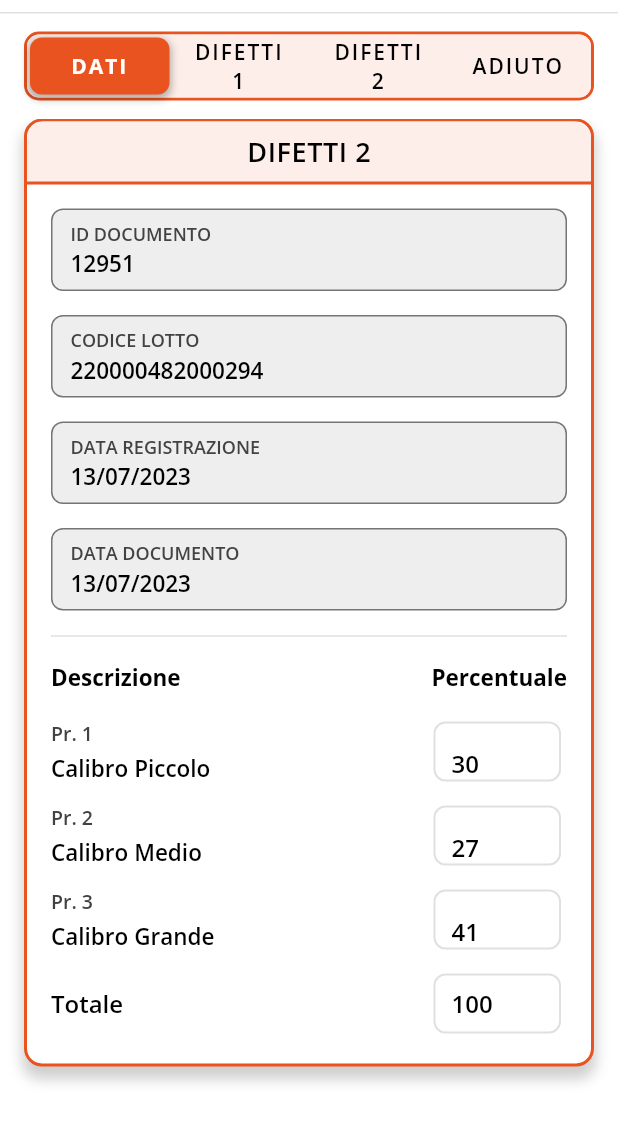
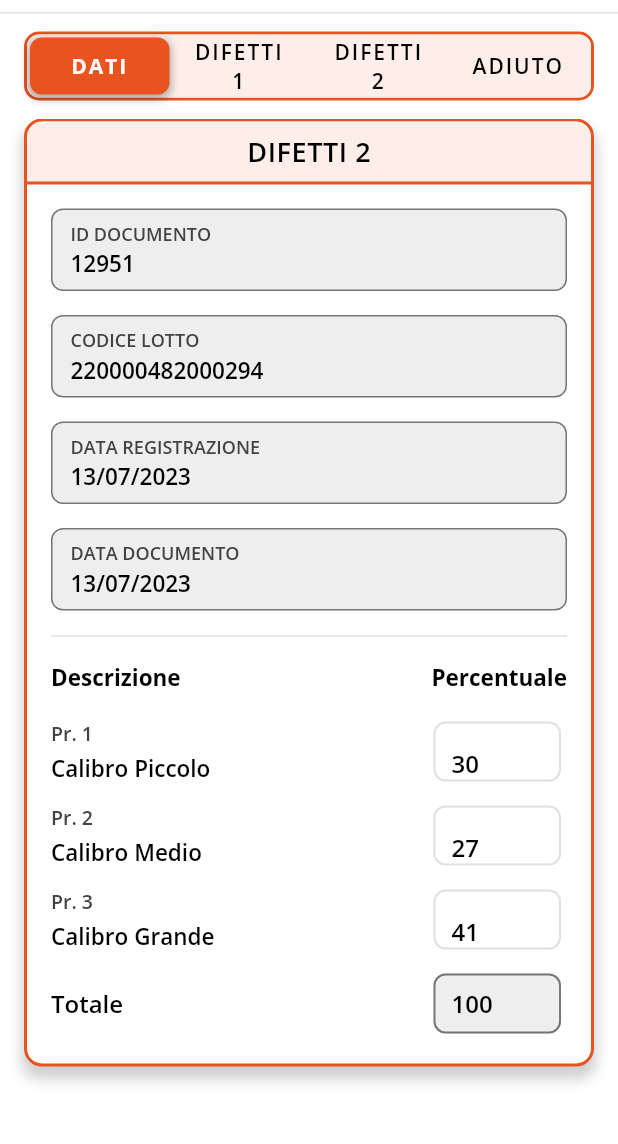
Before and after one commit to ilCatta/qualita, a Flutter app: the InformazioniLottoPage screen opened by its route, swiped to page 3, on a phone screen of 412 x 824 dp, the part 54-1198 px from its top. Run offline on Flutter 3.47's test engine with Material 2 defaults, Android fonts, the phone set to English and light mode, and no system bars; drawn by our look-alikes of auto_size_text, custom_sliding_segmented_control; our stand-ins replace adaptive_theme, dropdown_button2, eva_icons_flutter, go_router, ionicons; missing offline and left inert: mobile_scanner; project files that could hold a hidden picture were left out.

Commit message:
Aggiustata la tastiera in qualtià difetti 2

```diff
--- a/lib/pages/informazioni_lotto/info_lotto_difetti_2_page.dart
+++ b/lib/pages/informazioni_lotto/info_lotto_difetti_2_page.dart
@@ -127,11 +127,10 @@ class _InfoLottoDifetti2State extends State<InfoLottoDifetti2> {
             width: 1.3,
           ),
         ),
-        child: SizedBox(
+        child: Container(
+          padding: EdgeInsets.fromLTRB(12, 6, 12, 5),
           width: 85,
           height: 40,
-          child: Padding(
-            padding: EdgeInsets.symmetric(vertical: 5, horizontal: 12),
           child: TextFormField(
             initialValue: value.toStringAsFixed(0),
             keyboardType: TextInputType.number,
@@ -141,7 +140,6 @@ class _InfoLottoDifetti2State extends State<InfoLottoDifetti2> {
             ),
             decoration: InputDecoration(
               border: InputBorder.none,
-              ),
             ),
           ),
         ),
@@ -160,11 +158,13 @@ class _InfoLottoDifetti2State extends State<InfoLottoDifetti2> {
           Card(
             elevation: 0,
             surfaceTintColor: Color(0xffffffff),
-            color: Color(0xffffffff),
+            //color: Color(0xffffffff),
+            color: Colors.grey.shade200,
+
             shape: RoundedRectangleBorder(
               borderRadius: BorderRadius.circular(8),
               side: BorderSide(
-                color: Colors.black12,
+                color: Colors.grey.shade600,
                 width: 1.3,
               ),
             ),
--- a/lib/pages/informazioni_lotto/informazioni_lotto_page.dart
+++ b/lib/pages/informazioni_lotto/informazioni_lotto_page.dart
@@ -40,7 +40,9 @@ class _InformazioniLottoPageState extends State<InformazioniLottoPage> {
 
   @override
   Widget build(BuildContext context) {
-    return Scaffold(
+    return GestureDetector(
+      onTap: () => FocusManager.instance.primaryFocus?.unfocus(),
+      child: Scaffold(
         appBar: PreferredSize(
           preferredSize: Size.fromHeight(45.0),
           child: AppBar(
@@ -76,6 +78,7 @@ class _InformazioniLottoPageState extends State<InformazioniLottoPage> {
           ),
         ),
         body: _body(),
+      ),
     );
   }
 
```
Lines whose indentation alone changed are shown as unchanged.
